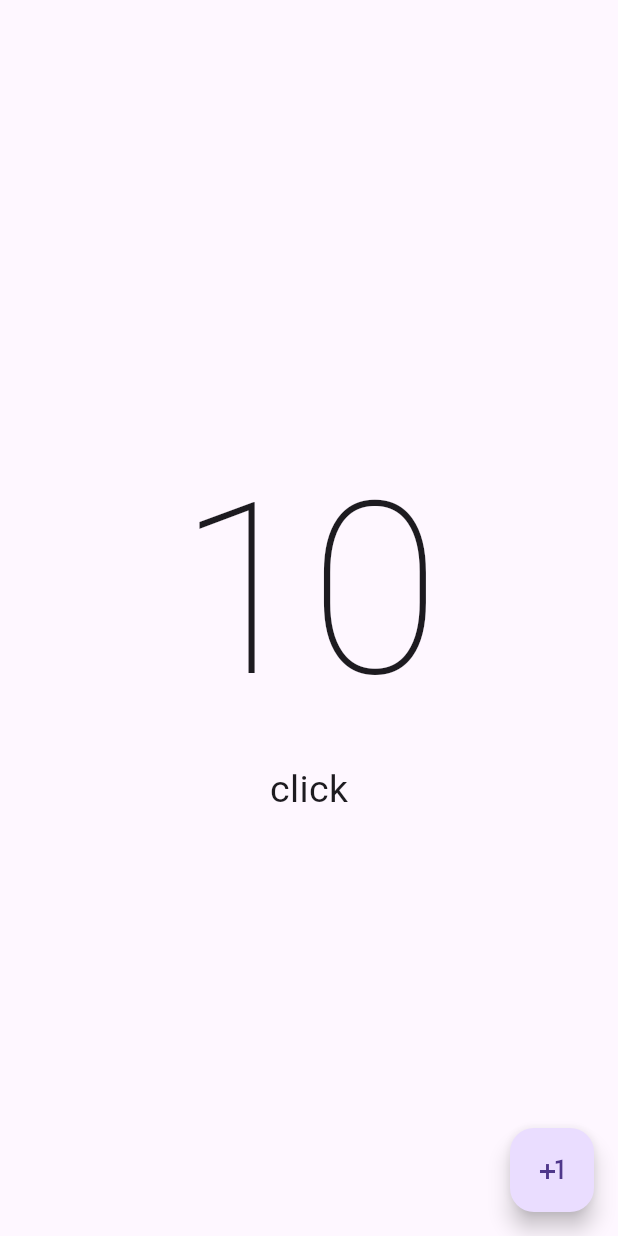
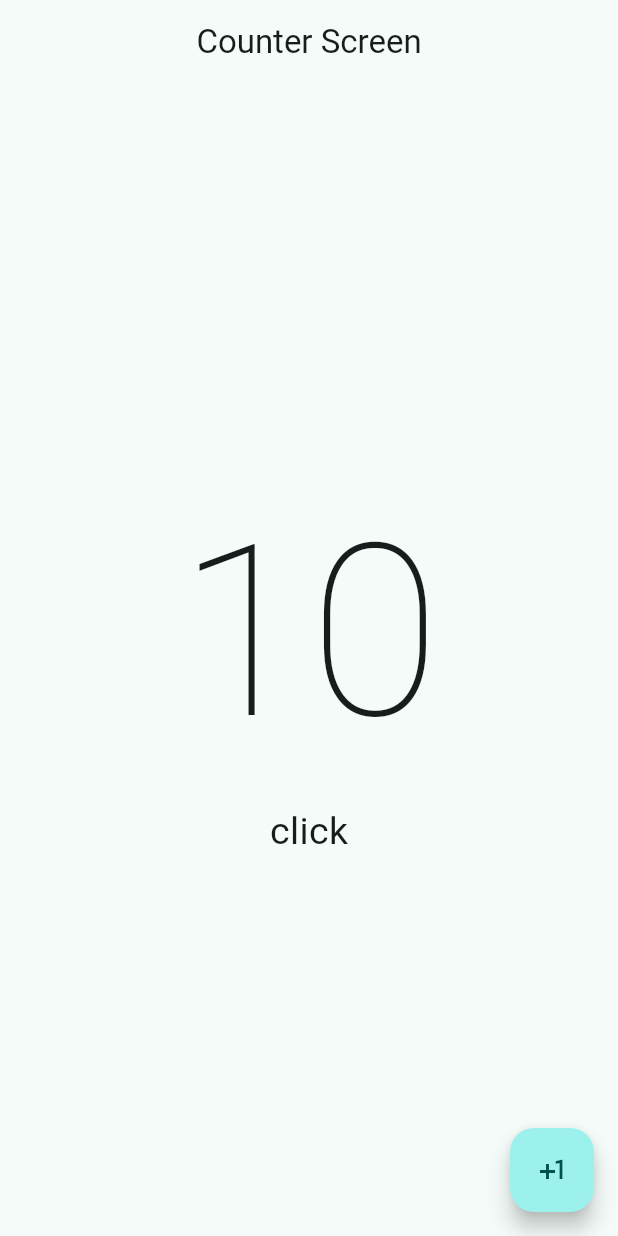
Before and after one commit to systems-apatrick/flutter_hello_word, a Flutter app: the screen it shows after launch, on a phone screen of 412 x 824 dp. Run offline on Flutter 3.47's test engine with Material 3 defaults, Android fonts, the phone set to English and light mode, and no system bars.

```diff
--- a/lib/main.dart
+++ b/lib/main.dart
@@ -10,9 +10,13 @@ class MyApp extends StatelessWidget {
 
   @override
   Widget build(BuildContext context) {
-    return const MaterialApp(
+    return MaterialApp(
       debugShowCheckedModeBanner: false,
-      home: CounterScreen(),
+      theme: ThemeData(
+        useMaterial3: true,
+        colorSchemeSeed: const Color.fromARGB(95, 25, 197, 191)
+      ),
+      home: const CounterScreen(),
     );
   }
 }
--- a/lib/presentation/screens/counter/counter_screen.dart
+++ b/lib/presentation/screens/counter/counter_screen.dart
@@ -6,6 +6,9 @@ class CounterScreen extends StatelessWidget {
   @override
   Widget build(BuildContext context) {
     return Scaffold(
+      appBar: AppBar(
+        title:const  Center(child: const Text("Counter Screen")),
+      ),
       body: const Center(
         child: Column(
           mainAxisAlignment: MainAxisAlignment.center,
```
